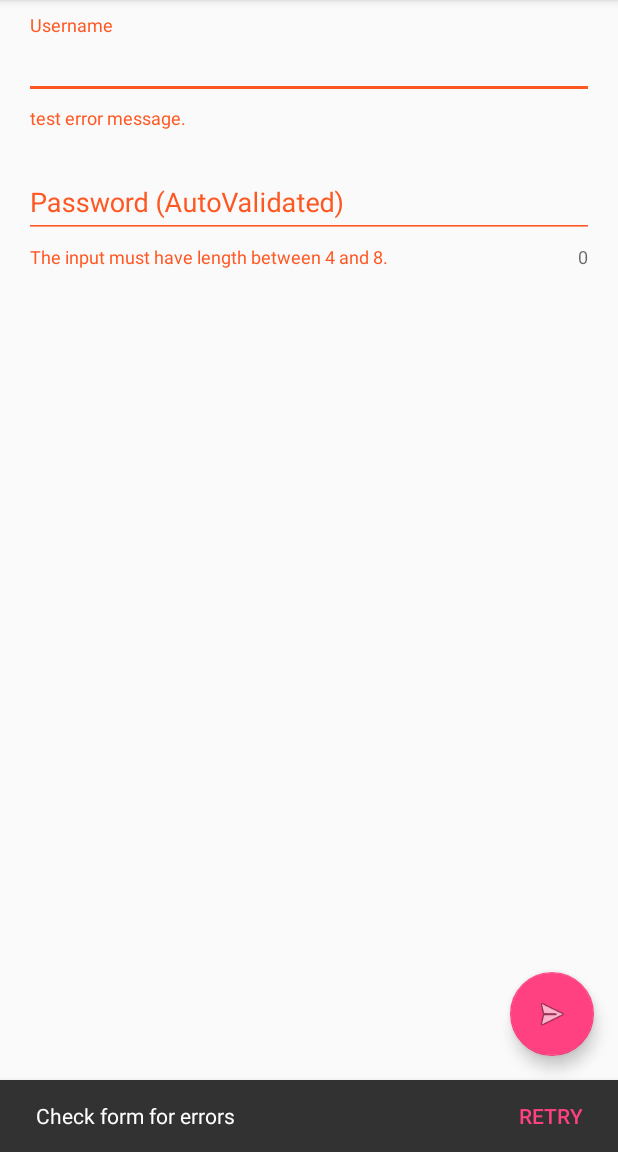
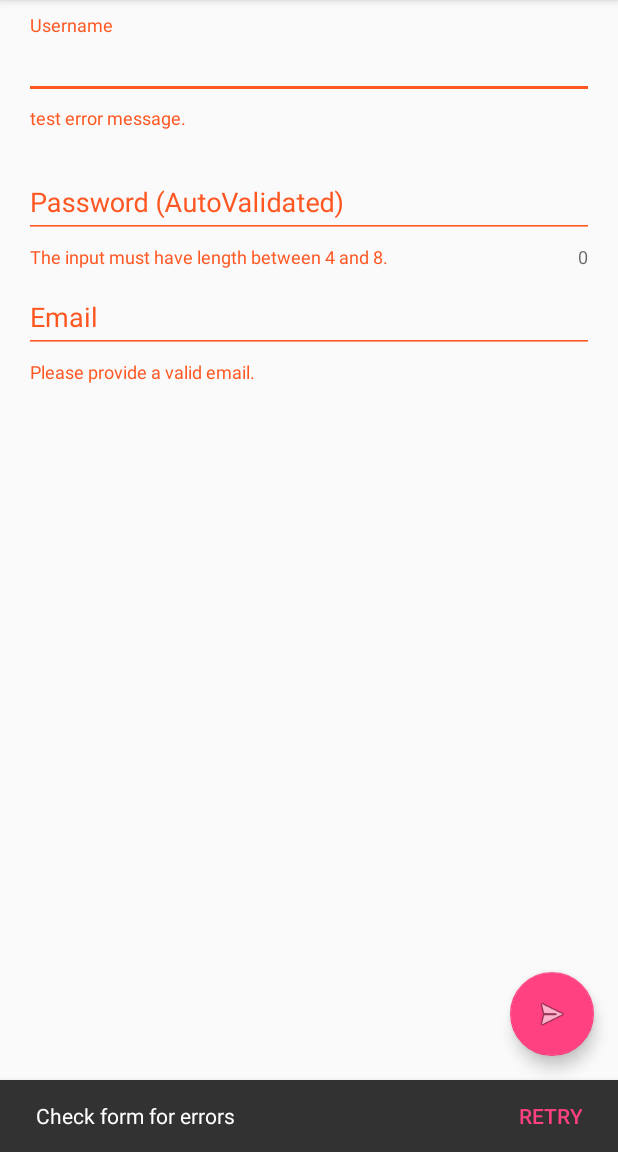
Before and after one commit to julianraj/ValidatedTextInputLayout, an Android app: the screen it shows after launch (MainActivity), after a tap on an icon or button, on a phone screen of 412 x 824 dp, the part 84-1236 px from its top. Run offline under Robolectric (Android 15) with nearby library versions, the phone set to English and light mode, and no system bars.

Commit message:
add validator for regex support

```diff
--- a/sample/src/main/java/com/julianraj/validatedtextinputlayout/MainActivity.java
+++ b/sample/src/main/java/com/julianraj/validatedtextinputlayout/MainActivity.java
@@ -16,6 +16,7 @@ public class MainActivity extends AppCompatActivity {
     FloatingActionButton fab;
     ValidatedTextInputLayout mUsernameInput;
     ValidatedTextInputLayout mPasswordInput;
+    ValidatedTextInputLayout mEmailInput;
 
     @Override
     protected void onCreate(Bundle savedInstanceState) {
@@ -36,13 +37,15 @@ public class MainActivity extends AppCompatActivity {
 
         mPasswordInput = ((ValidatedTextInputLayout) findViewById(R.id.password));
         mPasswordInput.setCounterEnabled(true);
+
+        mEmailInput = ((ValidatedTextInputLayout) findViewById(R.id.email));
     }
 
-    private void submitForm(){
-        if(validateFields()) {
+    private void submitForm() {
+        if (validateFields()) {
             Snackbar.make(fab, "Replace with your own action", Snackbar.LENGTH_LONG)
                     .show();
-        }else{
+        } else {
             Snackbar.make(fab, "Check form for errors", Snackbar.LENGTH_LONG)
                     .setAction("Retry", new View.OnClickListener() {
                         @Override
@@ -54,10 +57,11 @@ public class MainActivity extends AppCompatActivity {
         }
     }
 
-    private boolean validateFields(){
+    private boolean validateFields() {
         boolean flag = true;
-        if(!mUsernameInput.validate()) flag = false;
-        if(!mPasswordInput.validate()) flag = false;
+        if (!mUsernameInput.validate()) flag = false;
+        if (!mPasswordInput.validate()) flag = false;
+        if (!mEmailInput.validate()) flag = false;
         return flag;
     }
 
--- a/sample/src/main/res/layout/content_main.xml
+++ b/sample/src/main/res/layout/content_main.xml
@@ -23,10 +23,11 @@
         validation:isRequired="true"
         validation:requiredValidationMessage="test error message.">
 
-        <EditText
+        <android.support.design.widget.TextInputEditText
             android:layout_width="match_parent"
             android:layout_height="wrap_content"
-            android:hint="Username"/>
+            android:hint="Username"
+            android:singleLine="true"/>
 
     </com.julianraj.validatedinputtextlayout.ValidatedTextInputLayout>
 
@@ -36,15 +37,32 @@
         android:layout_height="wrap_content"
         android:layout_marginTop="@dimen/activity_vertical_margin"
         validation:autoValidate="true"
-        validation:minLength="4"
-        validation:maxLength="8">
+        validation:maxLength="8"
+        validation:minLength="4">
 
-        <EditText
+        <android.support.design.widget.TextInputEditText
             android:layout_width="match_parent"
             android:layout_height="wrap_content"
             android:hint="Password (AutoValidated)"
-            android:inputType="textPassword"/>
+            android:inputType="textPassword"
+            android:singleLine="true"/>
 
     </com.julianraj.validatedinputtextlayout.ValidatedTextInputLayout>
 
+    <com.julianraj.validatedinputtextlayout.ValidatedTextInputLayout
+        android:id="@+id/email"
+        android:layout_width="match_parent"
+        android:layout_height="wrap_content"
+        validation:autoTrim="true"
+        validation:autoValidate="true"
+        validation:regex="^[a-z0-9._%+-]+@(?:[a-z0-9-]+[.])+[a-z]{2,}$"
+        validation:regexValidationMessage="Please provide a valid email.">
+
+        <android.support.design.widget.TextInputEditText
+            android:layout_width="match_parent"
+            android:layout_height="wrap_content"
+            android:hint="Email"
+            android:singleLine="true"/>
+    </com.julianraj.validatedinputtextlayout.ValidatedTextInputLayout>
+
 </LinearLayout>
--- a/validatedtextinputlayout/build.gradle
+++ b/validatedtextinputlayout/build.gradle
@@ -14,7 +14,7 @@ ext {
     siteUrl = 'https://github.com/julianraj/ValidatedTextInputLayout'
     gitUrl = 'https://github.com/julianraj/ValidatedTextInputLayout.git'
 
-    libraryVersion = '0.0.2'
+    libraryVersion = '0.0.3'
 
     developerId = 'julianraj'
     developerName = 'Julian Raj Manandhar'
@@ -33,7 +33,7 @@ android {
         minSdkVersion 9
         targetSdkVersion 23
         versionCode 1
-        versionName "0.0.2"
+        versionName "0.0.3"
     }
     buildTypes {
         release {
--- a/validatedtextinputlayout/src/main/java/com/julianraj/validatedinputtextlayout/ValidatedTextInputLayout.java
+++ b/validatedtextinputlayout/src/main/java/com/julianraj/validatedinputtextlayout/ValidatedTextInputLayout.java
@@ -10,6 +10,7 @@ import android.util.AttributeSet;
 import com.julianraj.validatedinputtextlayout.validator.BaseValidator;
 import com.julianraj.validatedinputtextlayout.validator.IValidator;
 import com.julianraj.validatedinputtextlayout.validator.LengthValidator;
+import com.julianraj.validatedinputtextlayout.validator.RegexValidator;
 import com.julianraj.validatedinputtextlayout.validator.RequiredValidator;
 
 import java.util.ArrayList;
@@ -17,7 +18,7 @@ import java.util.List;
 
 /**
  * Extension of Android Design Library's {@link TextInputLayout}
- *
+ * <p/>
  * <p>This class enable you to add validation to the TextInputLayout
  *
  * @author Julian Raj Manandhar
@@ -55,6 +56,15 @@ public class ValidatedTextInputLayout extends TextInputLayout {
             mAutoValidate = typedArray.getBoolean(R.styleable
                     .ValidatedInputTextLayout_autoValidate, false);
 
+            initRequiredValidation(context, typedArray);
+            initLengthValidation(context, typedArray);
+            initRegexValidation(context, typedArray);
+        } finally {
+            typedArray.recycle();
+        }
+    }
+
+    private void initRequiredValidation(Context context, TypedArray typedArray) {
         if (typedArray.getBoolean(R.styleable.ValidatedInputTextLayout_isRequired, false)) {
             String errorMessage = typedArray.getString(R.styleable
                     .ValidatedInputTextLayout_requiredValidationMessage);
@@ -62,7 +72,9 @@ public class ValidatedTextInputLayout extends TextInputLayout {
                 errorMessage = context.getString(R.string.default_required_validation_message);
             addValidator(new RequiredValidator(errorMessage));
         }
+    }
 
+    private void initLengthValidation(Context context, TypedArray typedArray) {
         int minLength = typedArray.getInteger(R.styleable.ValidatedInputTextLayout_minLength,
                 LengthValidator.LENGTH_ZERO);
         int maxLength = typedArray.getInteger(R.styleable.ValidatedInputTextLayout_maxLength,
@@ -86,8 +98,16 @@ public class ValidatedTextInputLayout extends TextInputLayout {
             }
             addValidator(new LengthValidator(minLength, maxLength, errorMessage));
         }
-        } finally {
-            typedArray.recycle();
+    }
+
+    private void initRegexValidation(Context context, TypedArray typedArray) {
+        String regex = typedArray.getString(R.styleable.ValidatedInputTextLayout_regex);
+        if (regex != null) {
+            String errorMessage = typedArray.getString(R.styleable
+                    .ValidatedInputTextLayout_regexValidationMessage);
+            if (errorMessage == null)
+                errorMessage = context.getString(R.string.default_regex_validation_message);
+            addValidator(new RegexValidator(regex, errorMessage));
         }
     }
 
@@ -150,14 +170,14 @@ public class ValidatedTextInputLayout extends TextInputLayout {
     /**
      * @return if auto-validation is enabled
      */
-    public boolean isAutoValidated(){
+    public boolean isAutoValidated() {
         return mAutoValidate;
     }
 
     /**
      * Enable or disable auto-trimming of the value of the input field for the
      * {@link ValidatedTextInputLayout}.
-     *
+     * <p/>
      * <p>Enabling will remove any leading and trailing white space from the value of field.</p>
      * <p>Caution: You may not want to enable this in case of password fields.</p>
      *
@@ -170,7 +190,7 @@ public class ValidatedTextInputLayout extends TextInputLayout {
     /**
      * @return if auto-trimming input field value is enabled
      */
-    public boolean isAutoTrimEnabled(){
+    public boolean isAutoTrimEnabled() {
         return mAutoTrimValue;
     }
 
--- /dev/null
+++ b/validatedtextinputlayout/src/main/java/com/julianraj/validatedinputtextlayout/validator/RegexValidator.java
@@ -0,0 +1,20 @@
+package com.julianraj.validatedinputtextlayout.validator;
+
+import android.support.annotation.NonNull;
+
+import java.util.regex.Pattern;
+
+public class RegexValidator extends BaseValidator {
+
+    final String mRegex;
+
+    public RegexValidator(@NonNull String pRegex, @NonNull String pErrorMessage) {
+        super(pErrorMessage);
+        mRegex = pRegex;
+    }
+
+    @Override
+    public boolean isValid(String pText) {
+        return Pattern.compile(mRegex, Pattern.CASE_INSENSITIVE).matcher(pText).find();
+    }
+}
--- a/validatedtextinputlayout/src/main/res/values/attrs.xml
+++ b/validatedtextinputlayout/src/main/res/values/attrs.xml
@@ -12,5 +12,7 @@
             <enum name="indefinite" value="-1"/>
         </attr>
         <attr name="lengthValidationMessage" format="string"/>
+        <attr name="regex" format="string"/>
+        <attr name="regexValidationMessage" format="string"/>
     </declare-styleable>
 </resources>
--- a/validatedtextinputlayout/src/main/res/values/strings.xml
+++ b/validatedtextinputlayout/src/main/res/values/strings.xml
@@ -8,4 +8,6 @@
         or equal to %1$d.</string>
     <string name="default_required_length_message_max">The input length must be less than or
         equal to %1$d.</string>
+    <string name="default_regex_validation_message">The field value does not match the
+        required format.</string>
 </resources>
```
Also changed, not shown: 2 other files. Lines whose indentation alone changed are shown as unchanged.
